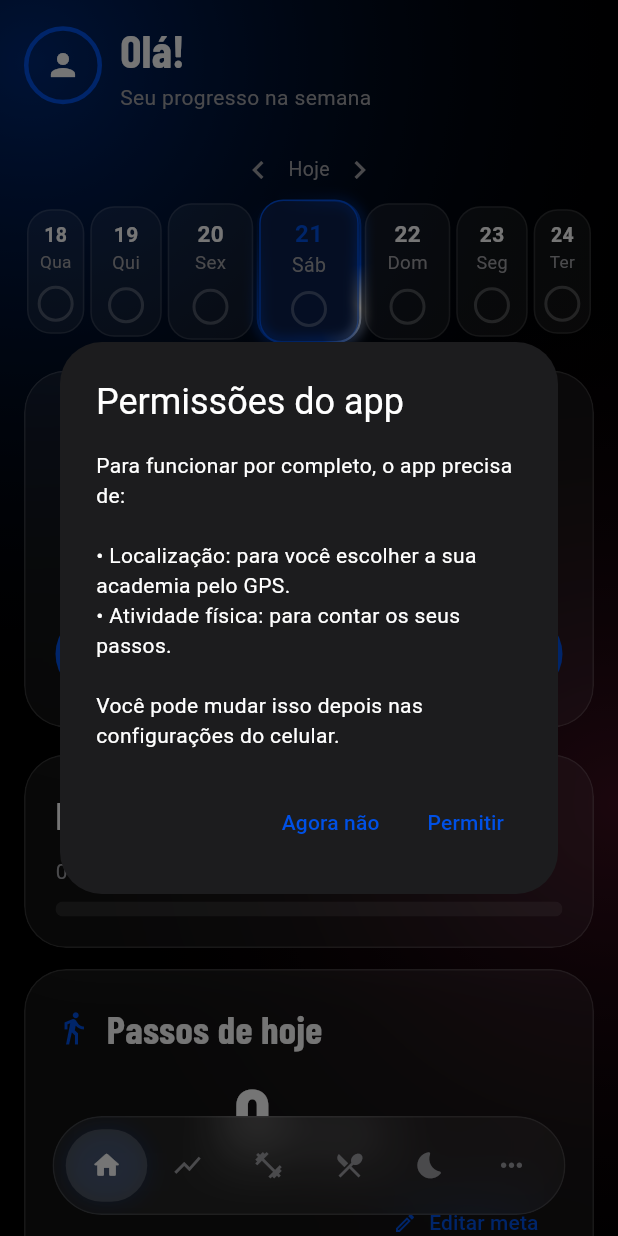
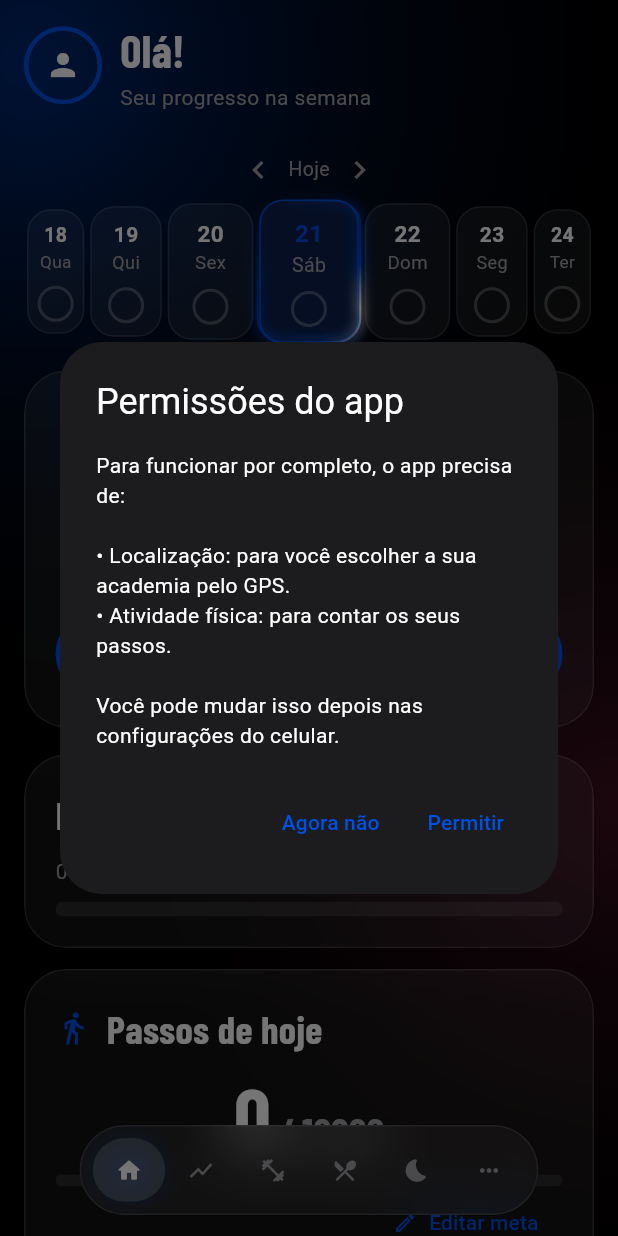
Before and after one commit to marcus250488-png/Treino-, a Flutter app: the Shell screen opened directly, on a phone screen of 412 x 824 dp. Run offline on Flutter 3.47's test engine with Material 3 defaults, Android fonts, the phone set to English and light mode, and no system bars; our stand-ins replace cloud_firestore, cross_file, file_picker, firebase_auth, firebase_core, geolocator and 7 more; missing offline and left inert: syncfusion_flutter_pdf; accounts and stored records are empty.

Commit message:
Ajusta contorno e reduz menu inferior

```diff
--- a/lib/edicao.dart
+++ b/lib/edicao.dart
@@ -8,7 +8,7 @@ final _estiloContornoPlano = OutlinedButton.styleFrom(
   foregroundColor: Colors.white,
   minimumSize: const Size.fromHeight(56),
   shape: const StadiumBorder(),
-  side: const BorderSide(color: Color(0xFF0050E6), width: 1.3),
+  side: const BorderSide(color: Color(0xFF0050E6), width: 0.8),
   textStyle: const TextStyle(fontSize: 18, fontWeight: FontWeight.w600),
 );
 
--- a/lib/main.dart
+++ b/lib/main.dart
@@ -152,8 +152,8 @@ class _ShellEstado extends State<Shell> with SingleTickerProviderStateMixin {
               scale: escala,
               child: AnimatedContainer(
                 duration: const Duration(milliseconds: 220),
-                width: _compacto ? 44 : 54,
-                height: _compacto ? 40 : 48,
+                width: _compacto ? 40 : 48,
+                height: _compacto ? 36 : 42,
                 decoration: BoxDecoration(
                   color: sel ? branco(.18 + (.05 * t)) : Colors.transparent,
                   borderRadius: BorderRadius.circular(30),
@@ -165,7 +165,7 @@ class _ShellEstado extends State<Shell> with SingleTickerProviderStateMixin {
               ),
             );
           },
-          child: Icon(icone, size: _compacto ? 19 : 21, color: sel ? Colors.white : kMudo),
+          child: Icon(icone, size: _compacto ? 17 : 18, color: sel ? Colors.white : kMudo),
         ),
       ),
     );
--- a/pubspec.yaml
+++ b/pubspec.yaml
@@ -1,7 +1,7 @@
 name: treino_app
 description: Meu treino - Fase 2
 publish_to: none
-version: 1.14.14+53
+version: 1.14.15+54
 environment:
   sdk: '>=3.3.0 <4.0.0'
 dependencies:
```
